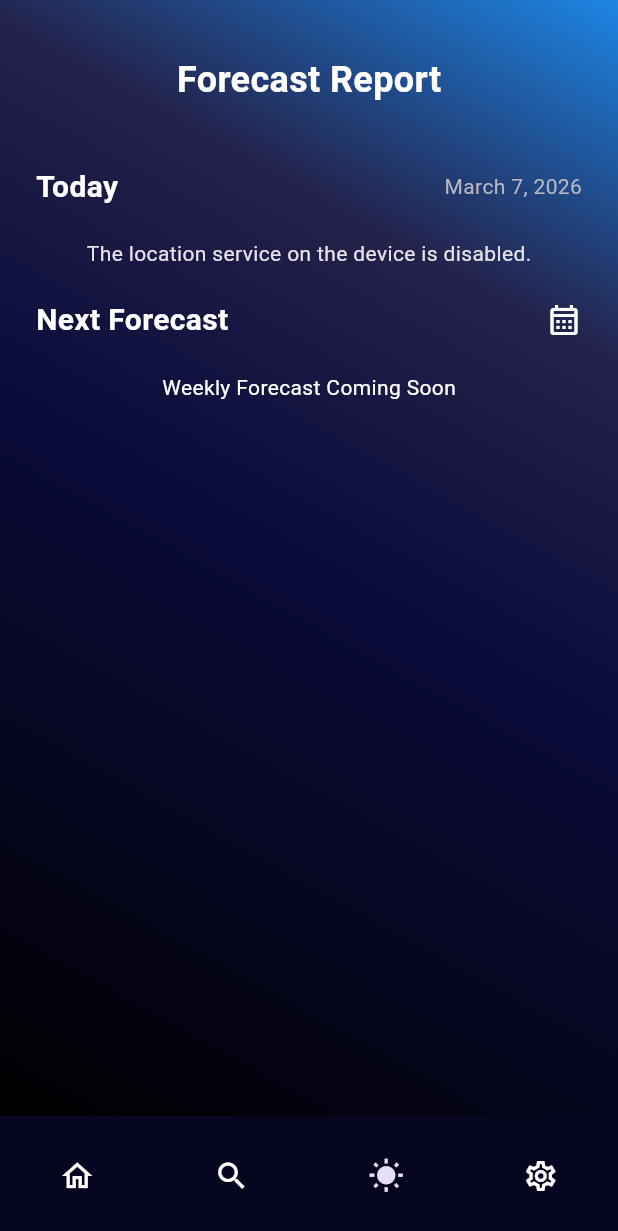
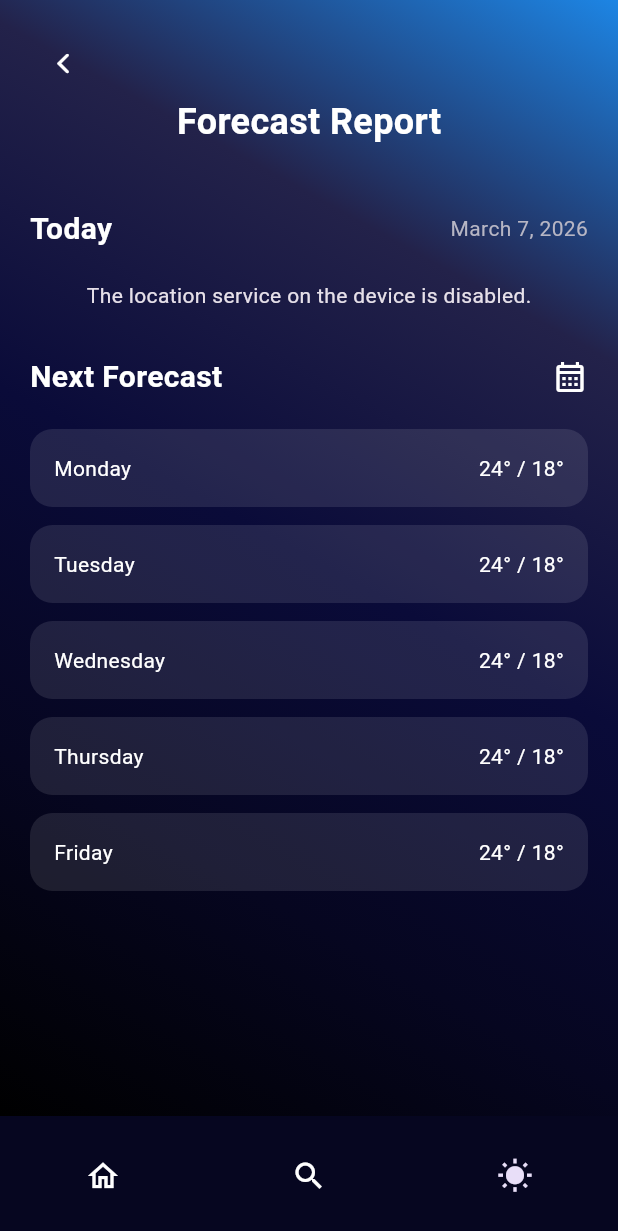
Before and after one commit to addiscodr/addis_weather_v2, a Flutter app: the screen it shows after launch, item 3 of the bottom bar chosen, on a phone screen of 412 x 824 dp. Shown: the top 1231 px of the screen. Run offline on Flutter 3.47's test engine with Material 3 defaults, Android fonts, the phone set to English and light mode, and no system bars; our stand-ins replace dio, flutter_riverpod, geolocator, jiffy.

Commit message:
Add cities_weather_screen.dart file to code base; modify affected files

```diff
--- a/lib/screens/forecast_screen.dart
+++ b/lib/screens/forecast_screen.dart
@@ -1,8 +1,10 @@
 import 'package:addis_weather_v2/constants/text_styles.dart';
 import 'package:addis_weather_v2/extensions/datetime.dart';
+import 'package:addis_weather_v2/screens/home_screen.dart';
 import 'package:addis_weather_v2/views/gradient_container.dart';
 import 'package:addis_weather_v2/views/hourly_forecast_view.dart';
 import 'package:addis_weather_v2/views/weekly_forecast_view.dart';
+import 'package:flutter/cupertino.dart';
 import 'package:flutter/material.dart';
 
 class ForecastScreen extends StatelessWidget {
@@ -11,25 +13,30 @@ class ForecastScreen extends StatelessWidget {
   @override
   Widget build(BuildContext context) {
     return Scaffold(
-      body: SafeArea(
-        child: GradientContainer(
+      body: GradientContainer(
         children: [
-            Expanded(
-              child: SingleChildScrollView(
-                child: Column(
-                  crossAxisAlignment: CrossAxisAlignment.start,
+          Row(
             children: [
-                    const Align(
-                      alignment: Alignment.center,
-                      child: Text(
-                        'Forecast Report',
-                        style: TextStyles.h1),
+              CupertinoButton(
+                padding: EdgeInsets.zero,
+                onPressed: () {
+                  Navigator.push(
+                    context,
+                    MaterialPageRoute(builder: (context) => HomeScreen()),
+                  );
+                },
+                child: const Icon(CupertinoIcons.back, color: Colors.white),
               ),
             ],
           ),
+
+          const Align(
+            alignment: Alignment.center,
+            child: Text('Forecast Report', style: TextStyles.h1),
           ),
-            ),
+
           const SizedBox(height: 40),
+
           Row(
             mainAxisAlignment: MainAxisAlignment.spaceBetween,
             children: [
@@ -37,9 +44,13 @@ class ForecastScreen extends StatelessWidget {
               Text(DateTime.now().dateTime, style: TextStyles.subtitleText),
             ],
           ),
+
           const SizedBox(height: 20),
+
           const HourlyForecastView(),
-            const SizedBox(height: 20),
+
+          const SizedBox(height: 30),
+
           const Row(
             mainAxisAlignment: MainAxisAlignment.spaceBetween,
             children: [
@@ -47,11 +58,13 @@ class ForecastScreen extends StatelessWidget {
               Icon(Icons.calendar_month_outlined, color: Colors.white),
             ],
           ),
-            const SizedBox(height: 20,),
+
+          const SizedBox(height: 20),
+
           const WeeklyForecastView(),
+
           const SizedBox(height: 40),
         ],
-        ),
       ),
     );
   }
--- a/lib/screens/home_screen.dart
+++ b/lib/screens/home_screen.dart
@@ -30,18 +30,12 @@ class _HomeScreenState extends State<HomeScreen> {
       selectedIcon: Icon(Icons.wb_sunny),
       label: '',
     ),
-    NavigationDestination(
-      icon: Icon(Icons.settings_outlined, color: Colors.white),
-      selectedIcon: Icon(Icons.settings),
-      label: '',
-    ),
   ];
 
   final _screens = [
     const WeatherScreen(),
     const SearchScreen(),
     const ForecastScreen(),
-    const Center(child: Text('Settings Screen')),
   ];
 
   @override
--- a/lib/views/gradient_container.dart
+++ b/lib/views/gradient_container.dart
@@ -9,8 +9,7 @@ class GradientContainer extends StatelessWidget {
 
   @override
   Widget build(BuildContext context) {
-    return SafeArea(
-      child: DecoratedBox(
+    return Container(
         decoration: const BoxDecoration(
           gradient: LinearGradient(
             begin: Alignment.bottomLeft,
@@ -24,11 +23,15 @@ class GradientContainer extends StatelessWidget {
             ],
           ),
         ),
-        child: Padding(
-          padding: const EdgeInsets.only(left: 24, right: 24, top: 36),
-          child: ListView(children: children),
+        child: SafeArea(
+          child: Padding(
+            padding: const EdgeInsets.all(20),
+            child: Column(
+              crossAxisAlignment: CrossAxisAlignment.start,
+              children: children),
+          ),
         ),
-      ),
-    );
+      );
+
   }
 }
--- a/lib/views/weekly_forecast_view.dart
+++ b/lib/views/weekly_forecast_view.dart
@@ -5,11 +5,27 @@ class WeeklyForecastView extends StatelessWidget {
 
   @override
   Widget build(BuildContext context) {
-    return const Center(
-      child: Text(
-        'Weekly Forecast Coming Soon',
-        style: TextStyle(color: Colors.white),
-      ),
+    final days = ["Monday", "Tuesday", "Wednesday", "Thursday", "Friday"];
+
+    return Column(
+      children: days.map((day) {
+        return Container(
+          margin: const EdgeInsets.only(bottom: 12),
+          padding: const EdgeInsets.all(16),
+          decoration: BoxDecoration(
+            // ignore: deprecated_member_use
+            color: Colors.white.withOpacity(.1),
+            borderRadius: BorderRadius.circular(15),
+          ),
+          child: Row(
+            mainAxisAlignment: MainAxisAlignment.spaceBetween,
+            children: [
+              Text(day, style: const TextStyle(color: Colors.white)),
+              const Text("24° / 18°", style: TextStyle(color: Colors.white)),
+            ],
+          ),
+        );
+      }).toList(),
     );
   }
 }
--- a/lib/widgets/famous_city_tile.dart
+++ b/lib/widgets/famous_city_tile.dart
@@ -43,6 +43,7 @@ class FamousCityTile extends ConsumerWidget {
                             overflow: TextOverflow.ellipsis,
                             maxLines: 2,
                           ),
+                          const SizedBox(height: 10),
                         ],
                       ),
                     ),
--- a/lib/widgets/round_text_field.dart
+++ b/lib/widgets/round_text_field.dart
@@ -24,6 +24,9 @@ class RoundTextField extends StatelessWidget {
           focusColor: Colors.white,
           hintText: 'Search',
           hintStyle: TextStyle(color: Colors.grey, fontWeight: FontWeight.w400),
+          suffixIcon: Icon(Icons.search_rounded, color: Colors.white70,),
+
+
         ),
       ),
     );
```
Also changed, not shown: lib/models/famous_city.dart (+20 -0 lines), lib/screens/cities_weather_screen.dart (added, +74 -0 lines), lib/screens/search_screen.dart (+38 -22 lines), lib/screens/weather_detail_screen.dart (+19 -2 lines), lib/screens/weather_screen.dart (+20 -6 lines), lib/views/famous_cities_view.dart (+12 -17 lines). Lines whose indentation alone changed are shown as unchanged.
